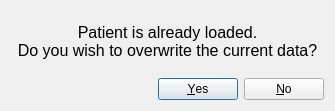
First picture: the form in soft-robotics-gui/overwritepatientdialog.ui, repository lrfbranco/soft-robotics-gui, before the edit.
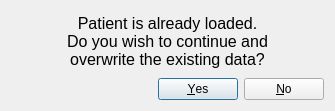
Second picture: the form after the edit.

Commit message: New patient dialog

Patch:
```diff
--- a/soft-robotics-gui/overwritepatientdialog.ui
+++ b/soft-robotics-gui/overwritepatientdialog.ui
@@ -23,7 +23,8 @@
      </property>
      <property name="text">
       <string>Patient is already loaded. 
-Do you wish to overwrite the current data?</string>
+Do you wish to continue and 
+overwrite the existing data?</string>
      </property>
      <property name="alignment">
       <set>Qt::AlignCenter</set>
```
The commit also changes 4 other files.
